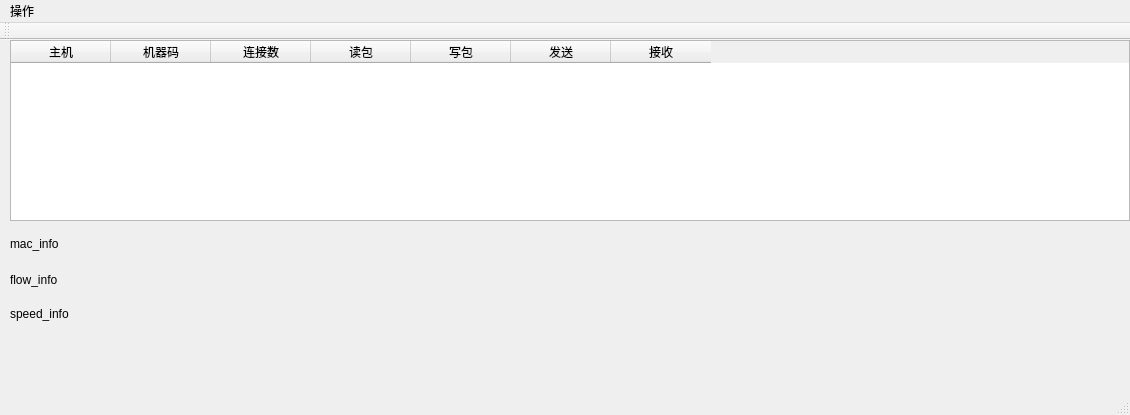
The window that QtApplication/QtApplication.ui (wbloveawp/net_share) describes before a commit, drawn with Qt 5.
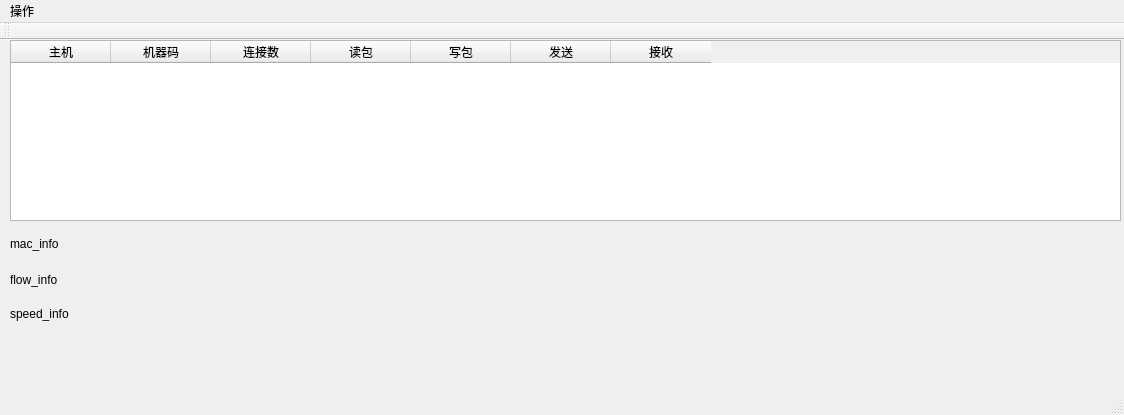
The same window after the commit.

Patch:
```diff
--- a/QtApplication/QtApplication.ui
+++ b/QtApplication/QtApplication.ui
@@ -6,7 +6,7 @@
    <rect>
     <x>0</x>
     <y>0</y>
-    <width>1130</width>
+    <width>1124</width>
     <height>415</height>
    </rect>
   </property>
@@ -51,7 +51,7 @@
      <rect>
       <x>10</x>
       <y>196</y>
-      <width>621</width>
+      <width>1101</width>
       <height>16</height>
      </rect>
     </property>
@@ -64,7 +64,7 @@
      <rect>
       <x>10</x>
       <y>0</y>
-      <width>1120</width>
+      <width>1111</width>
       <height>181</height>
      </rect>
     </property>
@@ -119,7 +119,7 @@
     <rect>
      <x>0</x>
      <y>0</y>
-     <width>1130</width>
+     <width>1124</width>
      <height>23</height>
     </rect>
    </property>
```
